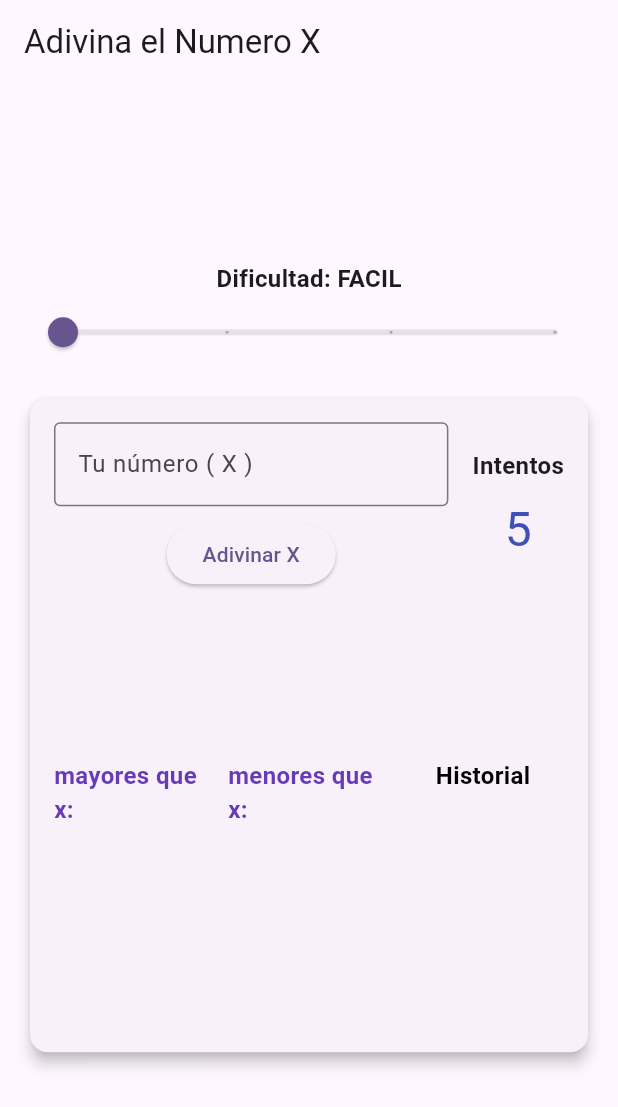
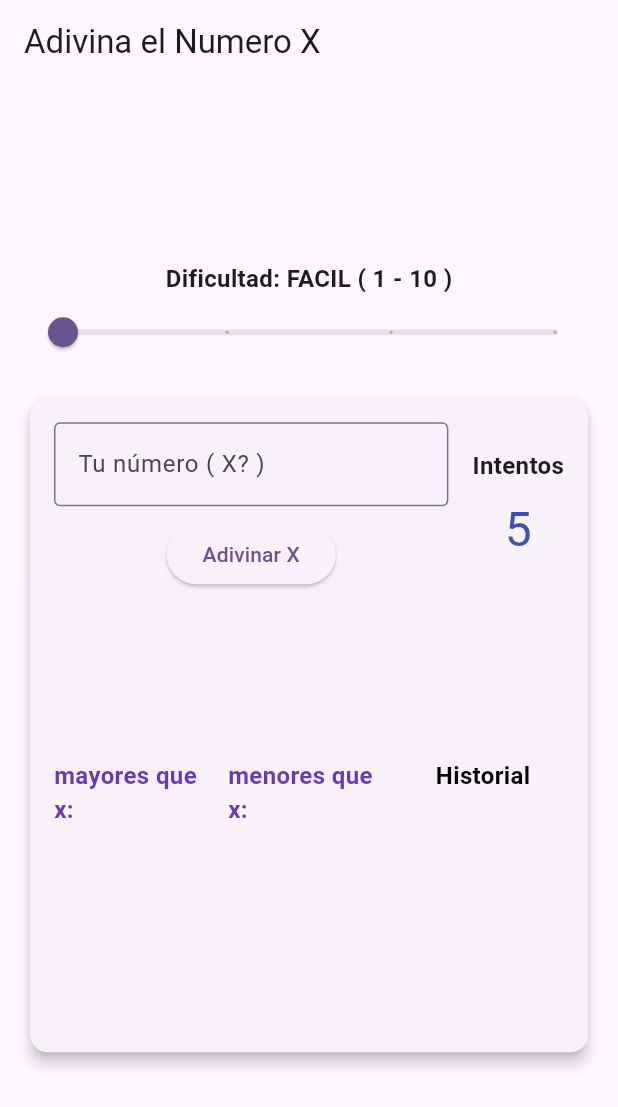
Before and after one commit to RobertoRiveraT/AdivinaElNumero-Desafio-RRT, a Flutter app: the screen it shows after launch, on a phone screen of 412 x 824 dp. Shown: the top 1107 px of the screen. Run offline on Flutter 3.47's test engine with Material 3 defaults, Android fonts, the phone set to English and light mode, and no system bars.

Commit message:
feat: add getBoundaries method to GameController
- Introduced getBoundaries() to return the current range as a formatted string "( 1 - maxNumber )"
- Useful for displaying the active difficulty's number boundaries in the UI
- Enhances clarity and feedback for the user during number input
- Added a video demonstration in the ReadMe

```diff
--- a/flutter_app_demo/lib/controllers/game_controller.dart
+++ b/flutter_app_demo/lib/controllers/game_controller.dart
@@ -16,12 +16,13 @@
 
 import 'dart:math';
 import 'package:flutter/material.dart';
-import '../models/column_entry.dart'; // 👈 Asegúrate de importar tus modelos
+import '../models/column_entry.dart';
 
 class GameController {
   late int secretNumber;
   late int remainingAttempts;
   late int maxNumber;
+  late int minNumber = 1;
   late int maxAttempts;
 
   // Nota: en dart las variables que empiezan con "_" son privadas
@@ -36,6 +37,11 @@ class GameController {
     'avanzado': {'maxNumber': 100,   'maxAttempts': 15},
     'extremo':  {'maxNumber': 1000,  'maxAttempts': 25},
   };
+
+  // Returns the current number boundaries (or range) for the active difficulty
+  String getBoundaries() {
+    return '( 1 - $maxNumber )';
+  }
 
   // Getters
   List<ColumnEntry> get greaterThanList => _greaterThanList;
@@ -74,6 +80,11 @@ class GameController {
 
   // Devuelve feedback textual y actualiza historial
   String makeGuess(int guess) {
+
+    if ((guess > maxNumber) || (guess < minNumber)){
+      return 'numero fuera del rango';
+    }
+
     if ((remainingAttempts <= 1) && !(guess == secretNumber) ) {
       // la respuesta no se adivinó, mostrar la respeusta en rojo con un "X"
       _historyList.add(ColumnEntryResult(secretNumber, false, secretNumber));
@@ -86,7 +97,7 @@ class GameController {
     if (guess == secretNumber) {
       _historyList.add(ColumnEntryResult(guess, true, secretNumber));
       resetGame();
-      return 'correct';
+      return 'correcto';
     }
 
     if (guess > secretNumber) {
@@ -98,5 +109,6 @@ class GameController {
       // _historyList.add(ColumnEntryResult(guess, false, secretNumber));
       return 'muy bajo';
     }
+
   }
 }
--- a/flutter_app_demo/lib/ui/home_screen.dart
+++ b/flutter_app_demo/lib/ui/home_screen.dart
@@ -95,7 +95,7 @@ class _MyHomePageState extends State<MyHomePage> {
                                   controller: _textCtrl,
                                   keyboardType: TextInputType.number,
                                   decoration: const InputDecoration(
-                                    labelText: 'Tu número ( X )',
+                                    labelText: 'Tu número ( X? )',
                                     border: OutlineInputBorder(),
                                   ),
                                 ),
@@ -146,7 +146,7 @@ class _MyHomePageState extends State<MyHomePage> {
                                 _feedback,
                                 style: TextStyle(
                                   fontSize: 18,
-                                  color: _feedback == 'correct'
+                                  color: _feedback == 'correcto'
                                       ? Colors.green
                                       : (_feedback == 'Game over'
                                           ? Colors.red
--- a/flutter_app_demo/lib/ui/widgets/level_selector.dart
+++ b/flutter_app_demo/lib/ui/widgets/level_selector.dart
@@ -20,7 +20,7 @@ class LevelSelector extends StatelessWidget {
     return Column(
       children: [
         Text(
-          'Dificultad: ${levels[selectedIndex].toUpperCase()}',
+          'Dificultad: ${levels[selectedIndex].toUpperCase()} ${controller.getBoundaries()}',
           style: const TextStyle(fontSize: 16, fontWeight: FontWeight.bold),
         ),
         Slider(
```
Also changed, not shown: 1 other file.
